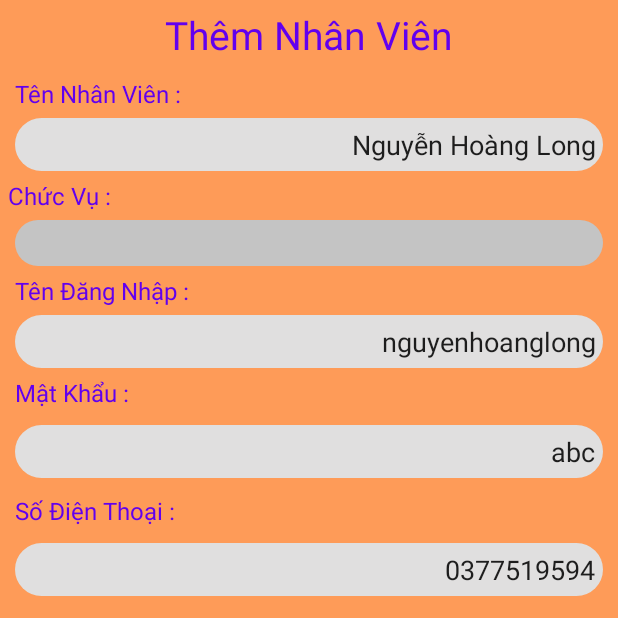
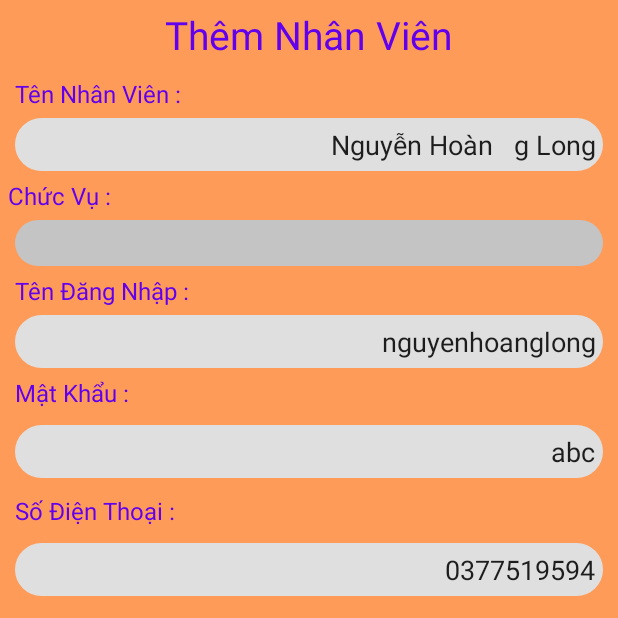
Before and after one commit to dangtuanphong238/CoffeeChainManagement, an Android app: the screen it shows after launch (MainActivity), on a phone screen of 412 x 824 dp, the top half of it. Run offline under Robolectric (Android 15) with nearby library versions, the phone set to English and light mode, and no system bars.

Commit message:
commit sang 12/11/2020

```diff
--- a/Owner/app/src/main/java/com/example/owner/MainActivity.java
+++ b/Owner/app/src/main/java/com/example/owner/MainActivity.java
@@ -9,7 +9,6 @@ public class MainActivity extends AppCompatActivity {
     @Override
     protected void onCreate(Bundle savedInstanceState) {
         super.onCreate(savedInstanceState);
-        setContentView(R.layout.thu_ngan_screen);
         setContentView(R.layout.add_nhan_vien);
     }
 }
--- a/Owner/app/src/main/res/layout/add_nhan_vien.xml
+++ b/Owner/app/src/main/res/layout/add_nhan_vien.xml
@@ -26,7 +26,7 @@
     <EditText
         android:padding="5dp"
         android:textAlignment="viewEnd"
-        android:text="Nguyễn Hoàng Long"
+        android:text="Nguyễn Hoàn   g Long"
         android:id="@+id/edtTenNhanVien"
         android:layout_width="match_parent"
         android:layout_height="wrap_content"
```
